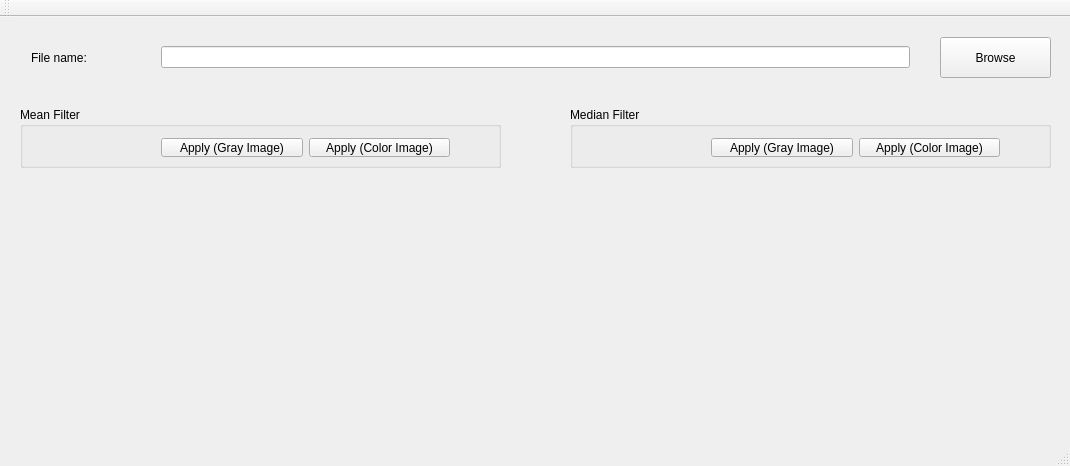
Old version of the form src/ImageProcessingFilters/mainwindow.ui in the repository luuthanhvan/Image-Processing.
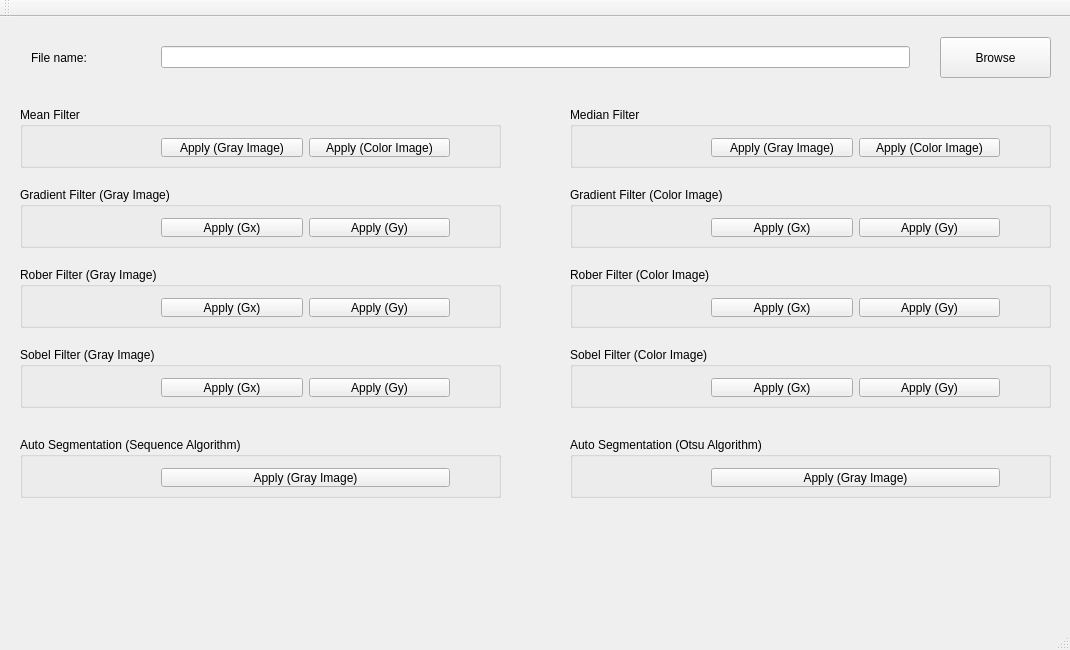
New version of the form.

Commit message: Image Segmentation

Patch:
```diff
--- a/src/ImageProcessingFilters/mainwindow.ui
+++ b/src/ImageProcessingFilters/mainwindow.ui
@@ -7,7 +7,7 @@
     <x>0</x>
     <y>0</y>
     <width>1070</width>
-    <height>466</height>
+    <height>650</height>
    </rect>
   </property>
   <property name="windowTitle">
@@ -139,6 +139,304 @@
      </layout>
     </widget>
    </widget>
+   <widget class="QGroupBox" name="gBox_gradientFilter_Gray">
+    <property name="geometry">
+     <rect>
+      <x>20</x>
+      <y>170</y>
+      <width>481</width>
+      <height>61</height>
+     </rect>
+    </property>
+    <property name="title">
+     <string>Gradient Filter (Gray Image)</string>
+    </property>
+    <widget class="QWidget" name="layoutWidget_6">
+     <property name="geometry">
+      <rect>
+       <x>130</x>
+       <y>20</y>
+       <width>311</width>
+       <height>41</height>
+      </rect>
+     </property>
+     <layout class="QHBoxLayout" name="horizontalLayout_gradientFilter_Gray">
+      <item>
+       <widget class="QPushButton" name="btn_gradientFilter_Gx_Gray">
+        <property name="text">
+         <string>Apply (Gx)</string>
+        </property>
+       </widget>
+      </item>
+      <item>
+       <widget class="QPushButton" name="btn_gradientFilter_Gy_Gray">
+        <property name="text">
+         <string>Apply (Gy)</string>
+        </property>
+       </widget>
+      </item>
+     </layout>
+    </widget>
+   </widget>
+   <widget class="QGroupBox" name="gBox_gradientFilter_Color">
+    <property name="geometry">
+     <rect>
+      <x>570</x>
+      <y>170</y>
+      <width>481</width>
+      <height>61</height>
+     </rect>
+    </property>
+    <property name="title">
+     <string>Gradient Filter (Color Image)</string>
+    </property>
+    <widget class="QWidget" name="layoutWidget_7">
+     <property name="geometry">
+      <rect>
+       <x>130</x>
+       <y>20</y>
+       <width>311</width>
+       <height>41</height>
+      </rect>
+     </property>
+     <layout class="QHBoxLayout" name="horizontalLayout_gradientFilter_Color">
+      <item>
+       <widget class="QPushButton" name="btn_gradientFilter_Gx_Color">
+        <property name="text">
+         <string>Apply (Gx)</string>
+        </property>
+       </widget>
+      </item>
+      <item>
+       <widget class="QPushButton" name="btn_gradientFilter_Gy_Color">
+        <property name="text">
+         <string>Apply (Gy)</string>
+        </property>
+       </widget>
+      </item>
+     </layout>
+    </widget>
+   </widget>
+   <widget class="QGroupBox" name="gBox_roberFilter_Gray">
+    <property name="geometry">
+     <rect>
+      <x>20</x>
+      <y>250</y>
+      <width>481</width>
+      <height>61</height>
+     </rect>
+    </property>
+    <property name="title">
+     <string>Rober Filter (Gray Image)</string>
+    </property>
+    <widget class="QWidget" name="layoutWidget_8">
+     <property name="geometry">
+      <rect>
+       <x>130</x>
+       <y>20</y>
+       <width>311</width>
+       <height>41</height>
+      </rect>
+     </property>
+     <layout class="QHBoxLayout" name="horizontalLayout_roberFilter_Gray">
+      <item>
+       <widget class="QPushButton" name="btn_roberFilter_Gx_Gray">
+        <property name="text">
+         <string>Apply (Gx)</string>
+        </property>
+       </widget>
+      </item>
+      <item>
+       <widget class="QPushButton" name="btn_roberFilter_Gy_Gray">
+        <property name="text">
+         <string>Apply (Gy)</string>
+        </property>
+       </widget>
+      </item>
+     </layout>
+    </widget>
+   </widget>
+   <widget class="QGroupBox" name="gBox_roberFilter_Color">
+    <property name="geometry">
+     <rect>
+      <x>570</x>
+      <y>250</y>
+      <width>481</width>
+      <height>61</height>
+     </rect>
+    </property>
+    <property name="title">
+     <string>Rober Filter (Color Image)</string>
+    </property>
+    <widget class="QWidget" name="layoutWidget_9">
+     <property name="geometry">
+      <rect>
+       <x>130</x>
+       <y>20</y>
+       <width>311</width>
+       <height>41</height>
+      </rect>
+     </property>
+     <layout class="QHBoxLayout" name="horizontalLayout_roberFilter_Color">
+      <item>
+       <widget class="QPushButton" name="btn_roberFilter_Gx_Color">
+        <property name="text">
+         <string>Apply (Gx)</string>
+        </property>
+       </widget>
+      </item>
+      <item>
+       <widget class="QPushButton" name="btn_roberFilter_Gy_Color">
+        <property name="text">
+         <string>Apply (Gy)</string>
+        </property>
+       </widget>
+      </item>
+     </layout>
+    </widget>
+   </widget>
+   <widget class="QGroupBox" name="gBox_sobelFilter_Gray">
+    <property name="geometry">
+     <rect>
+      <x>20</x>
+      <y>330</y>
+      <width>481</width>
+      <height>61</height>
+     </rect>
+    </property>
+    <property name="title">
+     <string>Sobel Filter (Gray Image)</string>
+    </property>
+    <widget class="QWidget" name="layoutWidget_10">
+     <property name="geometry">
+      <rect>
+       <x>130</x>
+       <y>20</y>
+       <width>311</width>
+       <height>41</height>
+      </rect>
+     </property>
+     <layout class="QHBoxLayout" name="horizontalLayout_sobelFilter_Gray">
+      <item>
+       <widget class="QPushButton" name="btn_sobelFilter_Gx_Gray">
+        <property name="text">
+         <string>Apply (Gx)</string>
+        </property>
+       </widget>
+      </item>
+      <item>
+       <widget class="QPushButton" name="btn_sobelFilter_Gy_Gray">
+        <property name="text">
+         <string>Apply (Gy)</string>
+        </property>
+       </widget>
+      </item>
+     </layout>
+    </widget>
+   </widget>
+   <widget class="QGroupBox" name="gBox_sobelFilter_Color">
+    <property name="geometry">
+     <rect>
+      <x>570</x>
+      <y>330</y>
+      <width>481</width>
+      <height>61</height>
+     </rect>
+    </property>
+    <property name="title">
+     <string>Sobel Filter (Color Image)</string>
+    </property>
+    <widget class="QWidget" name="layoutWidget_12">
+     <property name="geometry">
+      <rect>
+       <x>130</x>
+       <y>20</y>
+       <width>311</width>
+       <height>41</height>
+      </rect>
+     </property>
+     <layout class="QHBoxLayout" name="horizontalLayout_sobelFilter_Color">
+      <item>
+       <widget class="QPushButton" name="btn_sobelFilter_Gx_Color">
+        <property name="text">
+         <string>Apply (Gx)</string>
+        </property>
+       </widget>
+      </item>
+      <item>
+       <widget class="QPushButton" name="btn_sobelFilter_Gy_Color">
+        <property name="text">
+         <string>Apply (Gy)</string>
+        </property>
+       </widget>
+      </item>
+     </layout>
+    </widget>
+   </widget>
+   <widget class="QGroupBox" name="gBox_autoSegmentation">
+    <property name="geometry">
+     <rect>
+      <x>20</x>
+      <y>420</y>
+      <width>481</width>
+      <height>61</height>
+     </rect>
+    </property>
+    <property name="title">
+     <string>Auto Segmentation (Sequence Algorithm)</string>
+    </property>
+    <widget class="QWidget" name="layoutWidget_13">
+     <property name="geometry">
+      <rect>
+       <x>130</x>
+       <y>20</y>
+       <width>311</width>
+       <height>41</height>
+      </rect>
+     </property>
+     <layout class="QHBoxLayout" name="horizontalLayout_autoSegmentation">
+      <item>
+       <widget class="QPushButton" name="btn_autoSegmentation_Gray">
+        <property name="text">
+         <string>Apply (Gray Image)</string>
+        </property>
+       </widget>
+      </item>
+     </layout>
+    </widget>
+   </widget>
+   <widget class="QGroupBox" name="gBox_autoSegmentation_Otsu">
+    <property name="geometry">
+     <rect>
+      <x>570</x>
+      <y>420</y>
+      <width>481</width>
+      <height>61</height>
+     </rect>
+    </property>
+    <property name="title">
+     <string>Auto Segmentation (Otsu Algorithm)</string>
+    </property>
+    <widget class="QWidget" name="layoutWidget_14">
+     <property name="geometry">
+      <rect>
+       <x>130</x>
+       <y>20</y>
+       <width>311</width>
+       <height>41</height>
+      </rect>
+     </property>
+     <layout class="QHBoxLayout" name="horizontalLayout_autoSegmentation_Otsu">
+      <item>
+       <widget class="QPushButton" name="btn_autoSegmentation_Otsu_Gray">
+        <property name="text">
+         <string>Apply (Gray Image)</string>
+        </property>
+       </widget>
+      </item>
+     </layout>
+    </widget>
+   </widget>
   </widget>
   <widget class="QMenuBar" name="menuBar">
    <property name="geometry">
```
The commit also changes 5 other files.
